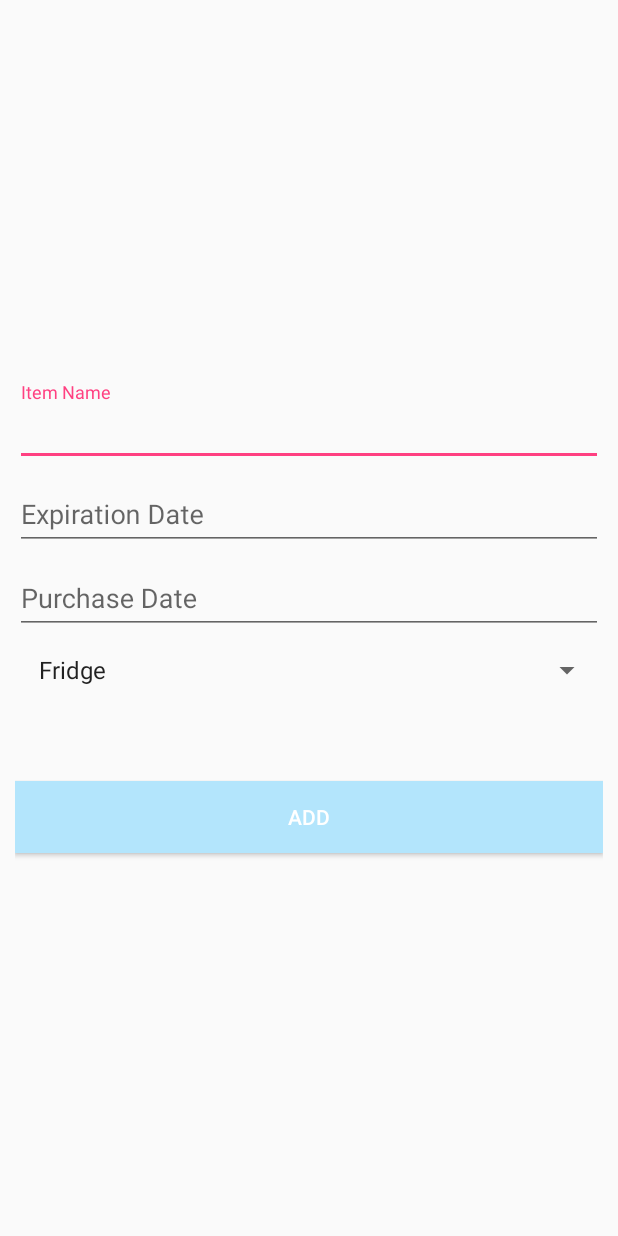
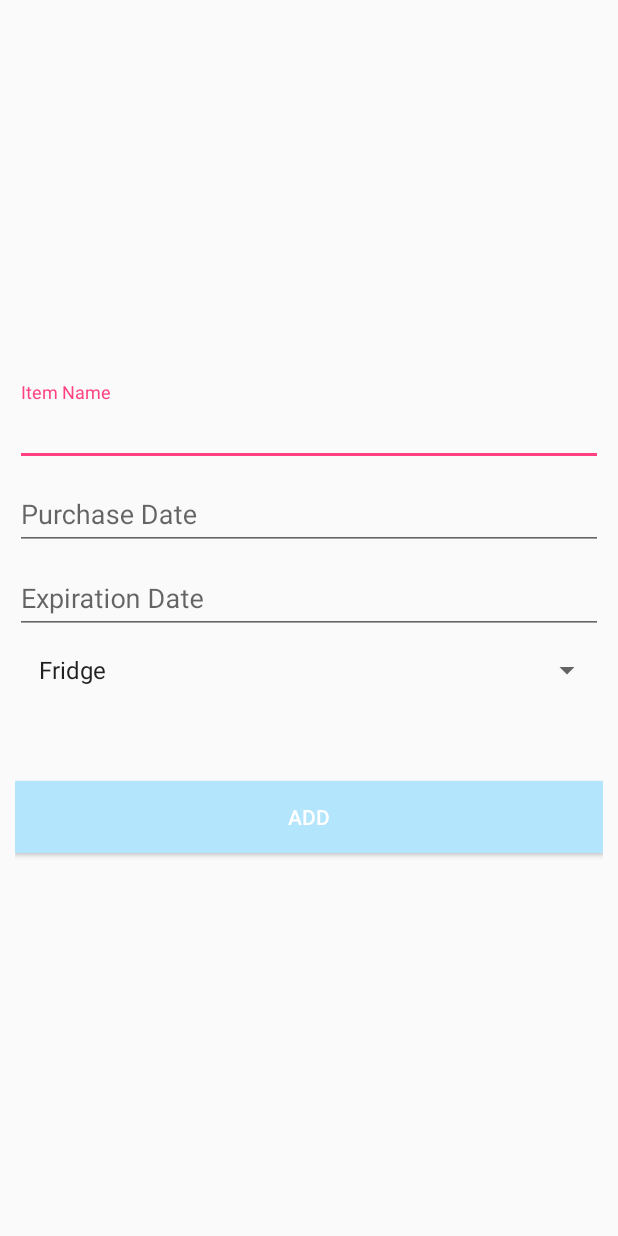
Before and after one commit to younghuang97/Expired, an Android app: the AddActivity screen opened directly, with no data from a screen before it, after a tap on "ADD", on a phone screen of 412 x 824 dp. Run offline under Robolectric (Android 15) with nearby library versions, the phone set to English and light mode, and no system bars.

Commit message:
Minor bug fixes and visual improvements.

```diff
--- a/main/app/src/main/java/com/example/thele/expired/AddActivity.java
+++ b/main/app/src/main/java/com/example/thele/expired/AddActivity.java
@@ -4,6 +4,7 @@ import android.app.DatePickerDialog;
 import android.support.v7.app.AppCompatActivity;
 import android.os.Bundle;
 import android.util.Log;
+import android.view.Gravity;
 import android.view.MotionEvent;
 import android.view.View;
 import android.widget.ArrayAdapter;
@@ -125,7 +126,7 @@ public class AddActivity extends AppCompatActivity {
 
         if (itemName.length() == 0) {
             //Display a toast or something "Please enter item name."
-            Toast toast = Toast.makeText(this, "1", Toast.LENGTH_SHORT);
+            Toast toast = Toast.makeText(this, "Please enter item name.", Toast.LENGTH_SHORT);
             toast.show();
         }
         else if (purDate.length() == 0)
@@ -157,7 +158,9 @@ public class AddActivity extends AppCompatActivity {
             } else {
                 Fridge.getFridge().writeList(AddActivity.this);
                 Toast toast = Toast.makeText(this, itemName + " has been added. Set to expire on " + expDate, Toast.LENGTH_SHORT);
+                toast.setGravity(Gravity.CENTER, 0, 0);
                 toast.show();
+                finish();
             }
         }
     }
--- a/main/app/src/main/res/layout/activity_add.xml
+++ b/main/app/src/main/res/layout/activity_add.xml
@@ -17,7 +17,22 @@
             android:layout_width="match_parent"
             android:layout_height="wrap_content"
             android:hint="@string/item_name"
-            android:inputType="text|textAutoComplete" />
+            android:inputType="text|textAutoComplete"
+            android:maxLines="1" />
+
+    </android.support.design.widget.TextInputLayout>
+
+    <android.support.design.widget.TextInputLayout
+        android:layout_width="match_parent"
+        android:layout_height="wrap_content">
+
+        <android.support.design.widget.TextInputEditText
+            android:id="@+id/purDateField"
+            android:layout_width="match_parent"
+            android:layout_height="wrap_content"
+            android:hint="@string/purchase_date"
+            android:inputType="none"
+            android:maxLines="1" />
 
     </android.support.design.widget.TextInputLayout>
 
@@ -30,20 +45,8 @@
             android:layout_width="match_parent"
             android:layout_height="wrap_content"
             android:hint="@string/expiration_date"
-            android:inputType="none" />
-
-    </android.support.design.widget.TextInputLayout>
-
-    <android.support.design.widget.TextInputLayout
-        android:layout_width="match_parent"
-        android:layout_height="wrap_content">
-
-        <android.support.design.widget.TextInputEditText
-            android:id="@+id/purDateField"
-            android:layout_width="match_parent"
-            android:layout_height="wrap_content"
-            android:hint="@string/purchase_date"
-            android:inputType="none" />
+            android:inputType="none"
+            android:maxLines="1" />
 
     </android.support.design.widget.TextInputLayout>
 
--- a/main/app/src/main/res/layout/activity_main.xml
+++ b/main/app/src/main/res/layout/activity_main.xml
@@ -17,7 +17,7 @@
         android:layout_alignParentBottom="true"
         android:layout_alignParentEnd="true"
         android:layout_alignParentRight="true"
-        android:layout_marginBottom="61dp"
+        android:layout_marginBottom="55dp"
         android:layout_marginEnd="50dp"
         android:layout_marginRight="50dp"
         android:onClick="goToGetActivity"
```
Also changed, not shown: main/app/src/main/res/layout/dialog_edititem.xml (+6 -3 lines), 2 other files.
